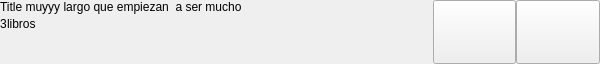
Old version of the form bqLibrary/ui/LibraryLineGridCollectionsItem.ui in the repository bq/cervantes.
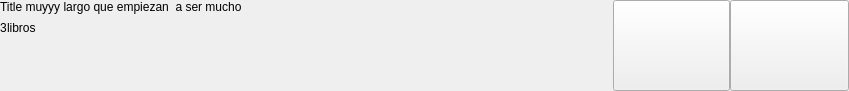
New version of the form.

```diff
--- a/bqLibrary/ui/LibraryLineGridCollectionsItem.ui
+++ b/bqLibrary/ui/LibraryLineGridCollectionsItem.ui
@@ -6,8 +6,8 @@
    <rect>
     <x>0</x>
     <y>0</y>
-    <width>600</width>
-    <height>64</height>
+    <width>849</width>
+    <height>91</height>
    </rect>
   </property>
   <property name="sizePolicy">
@@ -27,8 +27,8 @@
     <rect>
      <x>0</x>
      <y>0</y>
-     <width>600</width>
-     <height>64</height>
+     <width>849</width>
+     <height>91</height>
     </rect>
    </property>
    <property name="minimumSize">
@@ -39,8 +39,8 @@
    </property>
    <property name="maximumSize">
     <size>
-     <width>600</width>
-     <height>64</height>
+     <width>849</width>
+     <height>91</height>
     </size>
    </property>
    <property name="styleSheet">
@@ -81,8 +81,8 @@
          </property>
          <property name="maximumSize">
           <size>
-           <width>600</width>
-           <height>1000</height>
+           <width>849</width>
+           <height>1414</height>
           </size>
          </property>
          <property name="text">
@@ -140,7 +140,7 @@
             </property>
             <property name="maximumSize">
              <size>
-              <width>10000</width>
+              <width>14142</width>
               <height>16777215</height>
              </size>
             </property>
@@ -162,8 +162,8 @@
             </property>
             <property name="sizeHint" stdset="0">
              <size>
-              <width>40</width>
-              <height>20</height>
+              <width>57</width>
+              <height>28</height>
              </size>
             </property>
            </spacer>
@@ -178,8 +178,8 @@
          </property>
          <property name="sizeHint" stdset="0">
           <size>
-           <width>20</width>
-           <height>40</height>
+           <width>28</width>
+           <height>57</height>
           </size>
          </property>
         </spacer>
@@ -203,7 +203,7 @@
       </property>
       <property name="maximumSize">
        <size>
-        <width>83</width>
+        <width>117</width>
         <height>16777215</height>
        </size>
       </property>
@@ -231,7 +231,7 @@
       </property>
       <property name="maximumSize">
        <size>
-        <width>84</width>
+        <width>119</width>
         <height>16777215</height>
        </size>
       </property>
```
Left out of the diff: 12 changed lines with no effect on the pictures.
